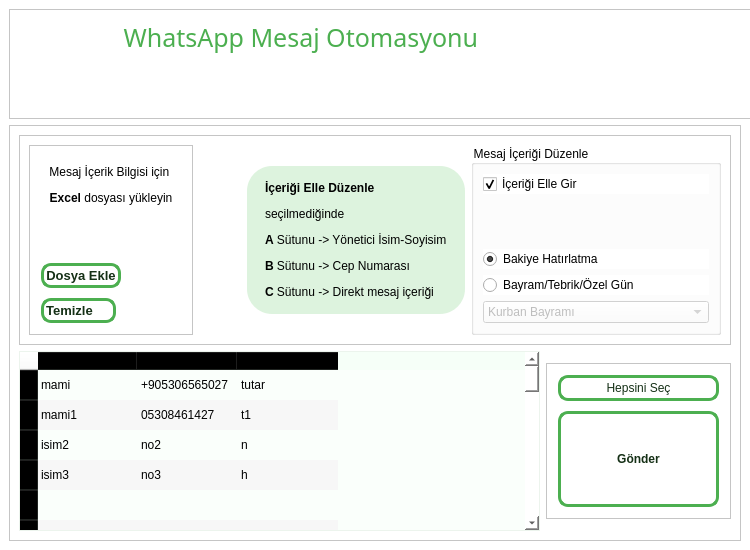
Qt form whatsApp/form.ui (mami33/dcSoft) before a commit.
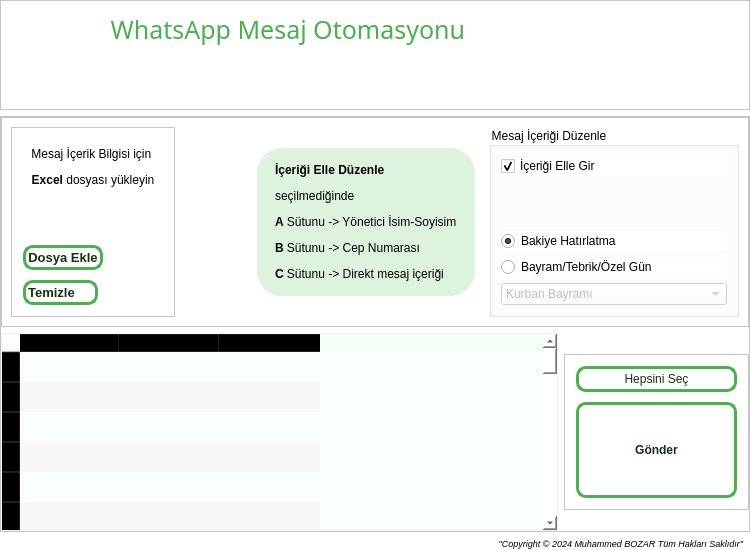
The same form after that commit. Icons and pictures are not drawn.

Diff of the .ui file:
```diff
--- a/whatsApp/form.ui
+++ b/whatsApp/form.ui
@@ -30,6 +30,18 @@
     <string notr="true">background-color: rgb(255, 255, 255);</string>
    </property>
    <layout class="QVBoxLayout" name="verticalLayout">
+    <property name="leftMargin">
+     <number>0</number>
+    </property>
+    <property name="topMargin">
+     <number>0</number>
+    </property>
+    <property name="rightMargin">
+     <number>0</number>
+    </property>
+    <property name="bottomMargin">
+     <number>0</number>
+    </property>
     <item>
      <widget class="QFrame" name="frame">
       <property name="sizePolicy">
@@ -51,6 +63,15 @@
        <enum>QFrame::Raised</enum>
       </property>
       <layout class="QHBoxLayout" name="horizontalLayout">
+       <property name="leftMargin">
+        <number>5</number>
+       </property>
+       <property name="topMargin">
+        <number>10</number>
+       </property>
+       <property name="bottomMargin">
+        <number>0</number>
+       </property>
        <item alignment="Qt::AlignTop">
         <widget class="QLabel" name="label">
          <property name="minimumSize">
@@ -120,6 +141,18 @@
        <enum>QFrame::Raised</enum>
       </property>
       <layout class="QGridLayout" name="gridLayout">
+       <property name="leftMargin">
+        <number>0</number>
+       </property>
+       <property name="topMargin">
+        <number>0</number>
+       </property>
+       <property name="rightMargin">
+        <number>0</number>
+       </property>
+       <property name="bottomMargin">
+        <number>0</number>
+       </property>
        <item row="1" column="1">
         <widget class="QFrame" name="sendFrame">
          <property name="sizePolicy">
@@ -664,62 +697,62 @@
          </column>
          <item row="0" column="0">
           <property name="text">
-           <string>mami</string>
+           <string/>
           </property>
          </item>
          <item row="0" column="1">
           <property name="text">
-           <string>+905306565027</string>
+           <string/>
           </property>
          </item>
          <item row="0" column="2">
           <property name="text">
-           <string>tutar</string>
+           <string/>
           </property>
          </item>
          <item row="1" column="0">
           <property name="text">
-           <string>mami1</string>
+           <string/>
           </property>
          </item>
          <item row="1" column="1">
           <property name="text">
-           <string>05308461427</string>
+           <string/>
           </property>
          </item>
          <item row="1" column="2">
           <property name="text">
-           <string>t1</string>
+           <string/>
           </property>
          </item>
          <item row="2" column="0">
           <property name="text">
-           <string>isim2</string>
+           <string/>
           </property>
          </item>
          <item row="2" column="1">
           <property name="text">
-           <string>no2</string>
+           <string/>
           </property>
          </item>
          <item row="2" column="2">
           <property name="text">
-           <string>n</string>
+           <string/>
           </property>
          </item>
          <item row="3" column="0">
           <property name="text">
-           <string>isim3</string>
+           <string/>
           </property>
          </item>
          <item row="3" column="1">
           <property name="text">
-           <string>no3</string>
+           <string/>
           </property>
          </item>
          <item row="3" column="2">
           <property name="text">
-           <string>h</string>
+           <string/>
           </property>
          </item>
         </widget>
@@ -727,6 +760,26 @@
       </layout>
      </widget>
     </item>
+    <item>
+     <widget class="QLabel" name="label_5">
+      <property name="font">
+       <font>
+        <pointsize>7</pointsize>
+        <italic>true</italic>
+       </font>
+      </property>
+      <property name="styleSheet">
+       <string notr="true">margin-right:5px;
+margin-bottom:1px;</string>
+      </property>
+      <property name="text">
+       <string>&quot;Copyright © 2024 Muhammed BOZAR Tüm Hakları Saklıdır&quot;</string>
+      </property>
+      <property name="alignment">
+       <set>Qt::AlignRight|Qt::AlignTrailing|Qt::AlignVCenter</set>
+      </property>
+     </widget>
+    </item>
    </layout>
   </widget>
  </widget>
```
